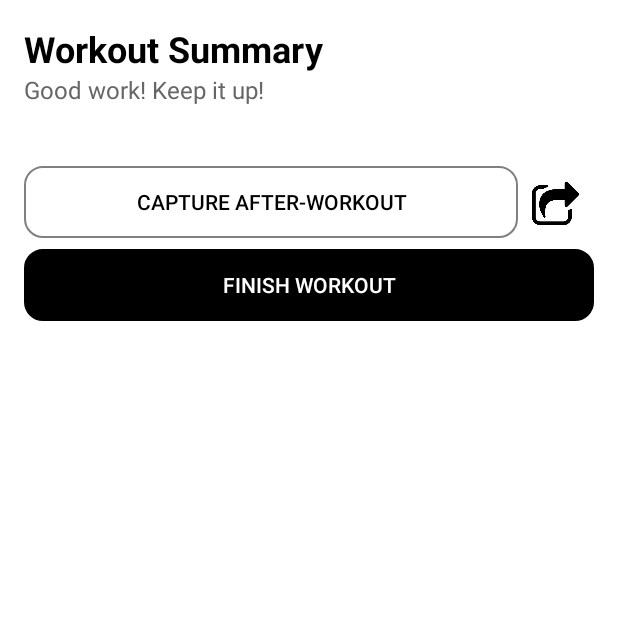
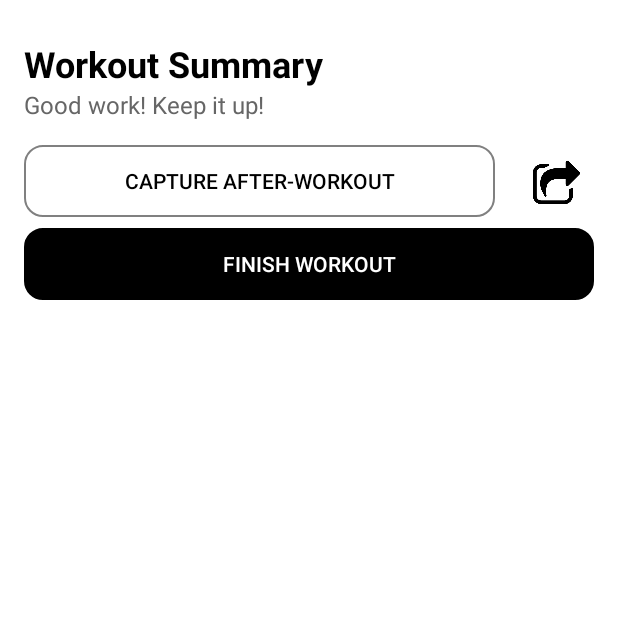
Before and after one commit to algenabagat/ITISMOB_MCO_Gainly, an Android app built with Jetpack Compose: the FinishWorkoutSummaryActivity screen opened directly, with no data from a screen before it, on a phone screen of 412 x 824 dp, the top half of it. Run offline under Robolectric (Android 15) with nearby library versions, the phone set to English and light mode, and no system bars; our stand-ins replace Firebase (no records; nobody signed in at launch, a user with empty details on screens opened directly); 1 statement that could not run was skipped.

Commit message:
more boops

```diff
--- a/app/src/main/res/layout/finish_workout_summary.xml
+++ b/app/src/main/res/layout/finish_workout_summary.xml
@@ -23,6 +23,7 @@
                 android:id="@+id/workoutSummary"
                 android:layout_width="match_parent"
                 android:layout_height="wrap_content"
+                android:layout_marginTop="10dp"
                 android:layout_weight="1"
                 android:text="Workout Summary"
                 android:textColor="@color/black"
@@ -46,31 +47,35 @@
             android:layout_height="wrap_content"
             android:orientation="vertical" />
 
-        <LinearLayout
-            android:layout_width="wrap_content"
-            android:layout_height="match_parent"
-            android:orientation="horizontal">
+        <androidx.constraintlayout.widget.ConstraintLayout
+            android:id="@+id/linearLayout3"
+            android:layout_width="match_parent"
+            android:layout_height="match_parent">
 
             <Button
                 android:id="@+id/cameraBtn"
-                android:layout_width="329dp"
+                android:layout_width="0dp"
                 android:layout_height="wrap_content"
-                android:layout_marginTop="24dp"
+                android:layout_marginEnd="16dp"
                 android:background="@drawable/back_gray_border"
                 android:text="CAPTURE AFTER-WORKOUT"
-                android:textColor="@color/black" />
+                android:textColor="@color/black"
+                app:layout_constraintEnd_toStartOf="@+id/shareBtn"
+                app:layout_constraintStart_toStartOf="parent"
+                app:layout_constraintTop_toTopOf="@+id/shareBtn" />
 
             <ImageButton
                 android:id="@+id/shareBtn"
                 android:layout_width="50dp"
                 android:layout_height="50dp"
-                android:layout_marginTop="24dp"
                 android:background="@drawable/black"
                 android:backgroundTint="#09000000"
                 android:scaleType="centerInside"
-                app:srcCompat="@drawable/share" />
+                app:layout_constraintEnd_toEndOf="parent"
+                app:srcCompat="@drawable/share"
+                tools:layout_editor_absoluteY="110dp" />
 
-        </LinearLayout>
+        </androidx.constraintlayout.widget.ConstraintLayout>
 
         <Button
             android:id="@+id/finishWorkoutBtn"
--- a/app/src/main/res/layout/history_layout.xml
+++ b/app/src/main/res/layout/history_layout.xml
@@ -137,7 +137,6 @@
                 android:layout_width="0dp"
                 android:layout_height="match_parent"
                 android:layout_weight="1"
-                android:layout_marginEnd="8dp"
                 android:background="@drawable/history_card_background"
                 android:orientation="vertical"
                 android:padding="16dp">
```
Also changed, not shown: app/src/main/res/layout/item_workout_stats.xml (+12 -11 lines).
